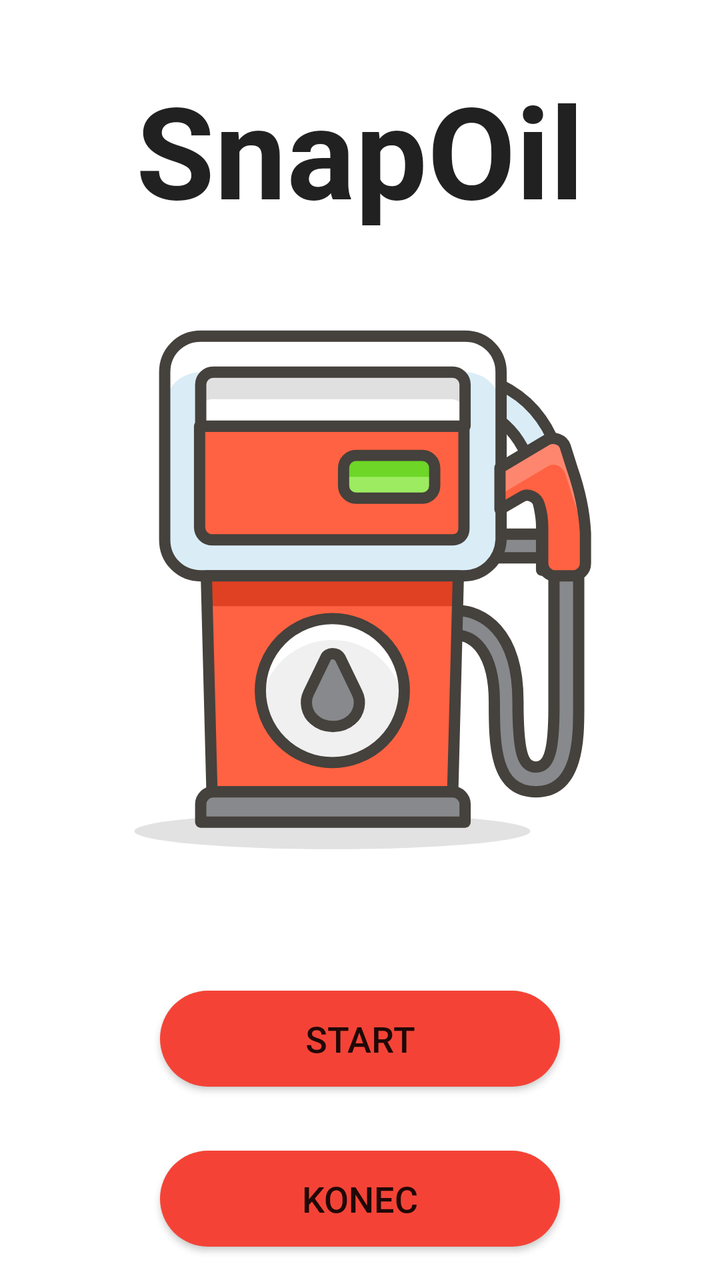
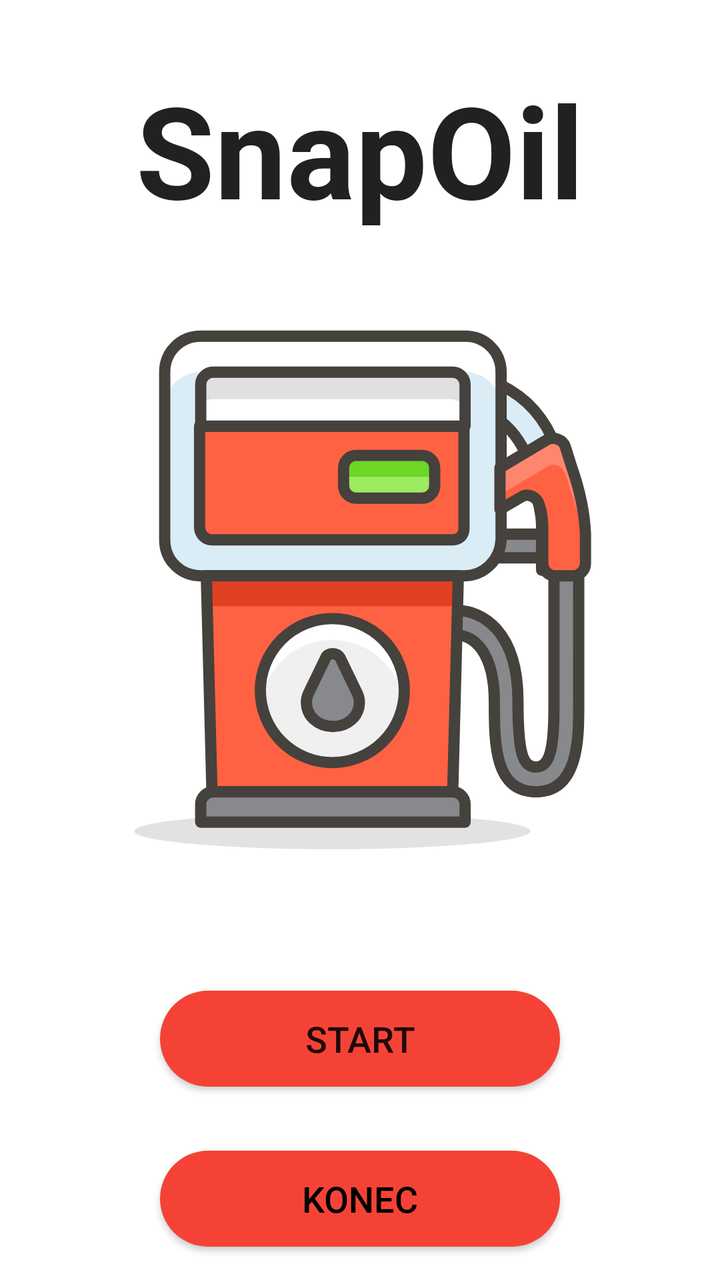

Compare the two renders of this Android layout. The source of the first and the diff that turns it into the second are given below.
<!-- AndroidManifest.xml: application theme Theme.SnapOil -->
<!-- res/layout/activity_main.xml -->
<?xml version="1.0" encoding="utf-8"?>
<androidx.constraintlayout.widget.ConstraintLayout xmlns:android="http://schemas.android.com/apk/res/android"
    xmlns:app="http://schemas.android.com/apk/res-auto"
    xmlns:tools="http://schemas.android.com/tools"
    android:layout_width="match_parent"
    android:layout_height="match_parent"
    tools:context=".view.MainActivity">

    <TextView
        android:id="@+id/titleText"
        android:layout_width="wrap_content"
        android:layout_height="wrap_content"
        android:layout_marginTop="32dp"
        android:fontFamily="@font/roboto"
        android:text="@string/main_title"
        android:textAppearance="@style/TextAppearance.AppCompat.Large"
        android:textSize="64sp"
        android:textStyle="bold"
        app:layout_constraintEnd_toEndOf="parent"
        app:layout_constraintStart_toStartOf="parent"
        app:layout_constraintTop_toTopOf="parent" />

    <ImageView
        android:id="@+id/imageView"
        android:layout_width="270dp"
        android:layout_height="270dp"
        android:layout_marginTop="44dp"
        android:contentDescription="@string/gas_station"
        app:layout_constraintEnd_toEndOf="parent"
        app:layout_constraintHorizontal_bias="0.496"
        app:layout_constraintStart_toStartOf="parent"
        app:layout_constraintTop_toBottomOf="@+id/titleText"
        app:srcCompat="@drawable/gas_station" />

    <Button
        android:id="@+id/startBtn"
        android:layout_width="200dp"
        android:layout_height="wrap_content"
        android:layout_marginTop="64dp"
        android:layout_marginBottom="32dp"
        android:background="@drawable/rounded_rectangle"
        android:fontFamily="@font/roboto_medium"
        android:text="@string/start_btn_text"
        android:textSize="18sp"
        app:layout_constraintBottom_toTopOf="@+id/endBtn"
        app:layout_constraintEnd_toEndOf="parent"
        app:layout_constraintStart_toStartOf="parent"
        app:layout_constraintTop_toBottomOf="@+id/imageView" />

    <Button
        android:id="@+id/endBtn"
        android:layout_width="200dp"
        android:layout_height="wrap_content"
        android:layout_marginTop="32dp"
        android:background="@drawable/rounded_rectangle"
        android:fontFamily="@font/roboto_medium"
        android:text="@string/end_btn_text"
        android:textSize="18sp"
        app:layout_constraintEnd_toEndOf="parent"
        app:layout_constraintStart_toStartOf="parent"
        app:layout_constraintTop_toBottomOf="@+id/startBtn" />

</androidx.constraintlayout.widget.ConstraintLayout>
<!-- resources referenced by this layout -->
<resources>
  <!-- drawable gas_station: vector/xml drawable (drawable, 6444 chars, omitted) -->
  <!-- drawable rounded_rectangle (drawable) -->
  <?xml version="1.0" encoding="utf-8"?>
  <shape xmlns:android="http://schemas.android.com/apk/res/android"
      android:shape="rectangle">
  
      <corners android:radius="50dp"/>
  
      <solid android:color="@color/red_500"/>
      <padding
          android:bottom="10dp"
          android:left="25dp"
          android:right="25dp"
          android:top="10dp"/>
  
  </shape>
  <string name="end_btn_text">Konec</string>
  <string name="gas_station">Logo čerpací stanice</string>
  <string name="main_title">SnapOil</string>
  <string name="start_btn_text">Start</string>
  <style name="Theme.SnapOil" parent="Theme.MaterialComponents.DayNight.DarkActionBar">
          
          <item name="colorPrimary">@color/purple_500</item>
          <item name="colorPrimaryVariant">@color/purple_700</item>
          <item name="colorOnPrimary">@color/white</item>
          
          <item name="colorSecondary">@color/teal_200</item>
          <item name="colorSecondaryVariant">@color/teal_700</item>
          <item name="colorOnSecondary">@color/black</item>
          
          <item name="android:statusBarColor">?attr/colorPrimaryVariant</item>
          
      </style>
  <color name="red_500">#F44336</color>
  <color name="purple_500">#FF6200EE</color>
  <color name="purple_700">#FF3700B3</color>
  <color name="white">#FFFFFFFF</color>
  <color name="teal_200">#FF03DAC5</color>
  <color name="teal_700">#FF018786</color>
  <color name="black">#FF000000</color>
</resources>

<!-- the commit's change to res/layout/activity_main.xml (unified diff, before → after) -->
@@ -21,7 +21,7 @@
         app:layout_constraintTop_toTopOf="parent" />
 
     <ImageView
-        android:id="@+id/imageView"
+        android:id="@+id/logoImageView"
         android:layout_width="270dp"
         android:layout_height="270dp"
         android:layout_marginTop="44dp"
@@ -32,7 +32,7 @@
         app:layout_constraintTop_toBottomOf="@+id/titleText"
         app:srcCompat="@drawable/gas_station" />
 
-    <Button
+    <androidx.appcompat.widget.AppCompatButton
         android:id="@+id/startBtn"
         android:layout_width="200dp"
         android:layout_height="wrap_content"
@@ -45,9 +45,10 @@
         app:layout_constraintBottom_toTopOf="@+id/endBtn"
         app:layout_constraintEnd_toEndOf="parent"
         app:layout_constraintStart_toStartOf="parent"
-        app:layout_constraintTop_toBottomOf="@+id/imageView" />
+        app:layout_constraintTop_toBottomOf="@+id/logoImageView"
+        tools:ignore="TextContrastCheck" />
 
-    <Button
+    <androidx.appcompat.widget.AppCompatButton
         android:id="@+id/endBtn"
         android:layout_width="200dp"
         android:layout_height="wrap_content"
@@ -55,9 +56,11 @@
         android:background="@drawable/rounded_rectangle"
         android:fontFamily="@font/roboto_medium"
         android:text="@string/end_btn_text"
+        android:textColor="#000000"
         android:textSize="18sp"
         app:layout_constraintEnd_toEndOf="parent"
         app:layout_constraintStart_toStartOf="parent"
-        app:layout_constraintTop_toBottomOf="@+id/startBtn" />
+        app:layout_constraintTop_toBottomOf="@+id/startBtn"
+        tools:ignore="TextContrastCheck" />
 
 </androidx.constraintlayout.widget.ConstraintLayout>
